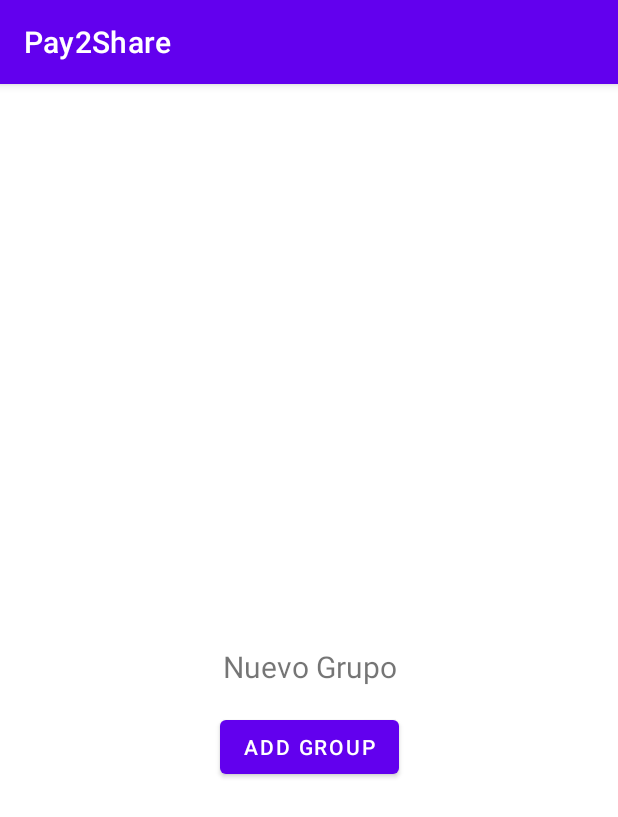
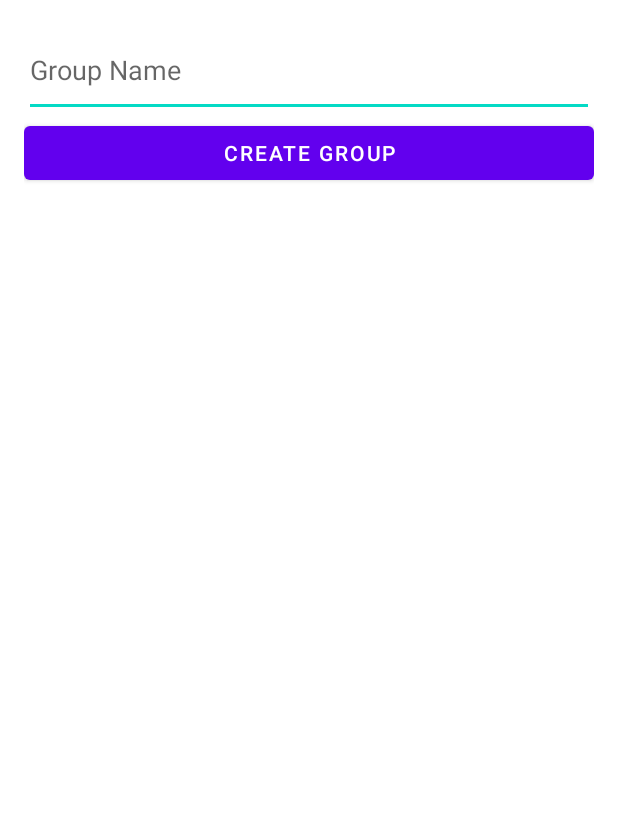
Before and after one commit to rafacm1803/Pay2Share, an Android app: the fragment HomeFragment shown on its own in the app's theme, after a tap on "ADD GROUP", on a phone screen of 412 x 824 dp. Shown: the top 817 px of the screen. Run offline under Robolectric (Android 15) with nearby library versions, the phone set to English and light mode, and no system bars.

Commit message:
crear grupo, pudiendo editar el nombre

```diff
--- a/app/src/main/AndroidManifest.xml
+++ b/app/src/main/AndroidManifest.xml
@@ -35,6 +35,12 @@
             android:theme="@style/Theme.Pay2Share.NoActionBar">
         </activity>
 
+        <activity
+            android:name=".ui.group.CreateGroupActivity"
+            android:exported="true"
+            android:theme="@style/Theme.Pay2Share.NoActionBar">
+        </activity>
+
     </application>
 
 </manifest>
--- /dev/null
+++ b/app/src/main/java/com/pay2share/ui/group/CreateGroupActivity.kt
@@ -0,0 +1,44 @@
+package com.pay2share.ui.group
+
+import android.content.Intent
+import android.os.Bundle
+import android.widget.Button
+import android.widget.EditText
+import androidx.appcompat.app.AppCompatActivity
+import com.pay2share.R
+import com.pay2share.database.DatabaseHelper
+import com.pay2share.data.database.GrupoRepository
+import com.pay2share.data.database.UsuarioRepository
+import com.pay2share.ui.home.HomeFragment
+
+class CreateGroupActivity : AppCompatActivity() {
+
+    private lateinit var grupoRepository: GrupoRepository
+    private lateinit var usuarioRepository: UsuarioRepository
+
+    override fun onCreate(savedInstanceState: Bundle?) {
+        super.onCreate(savedInstanceState)
+        setContentView(R.layout.activity_create_group)
+
+        val dbHelper = DatabaseHelper(this)
+        grupoRepository = GrupoRepository(dbHelper)
+        usuarioRepository = UsuarioRepository(dbHelper)
+
+        val editTextGroupName: EditText = findViewById(R.id.editTextGroupName)
+        val buttonCreateGroup: Button = findViewById(R.id.buttonCreateGroup)
+
+        buttonCreateGroup.setOnClickListener {
+            val groupName = editTextGroupName.text.toString()
+            val sharedPreferences = getSharedPreferences("user_session", MODE_PRIVATE)
+            val userId = sharedPreferences.getInt("user_id", -1)
+
+            if (userId != -1) {
+                val groupId = grupoRepository.crearGrupo(groupName)
+                usuarioRepository.anyadirUsuarioAGrupo(userId, groupId.toInt())
+                val intent = Intent(this, HomeFragment::class.java)
+                startActivity(intent)
+                finish()
+            }
+        }
+    }
+}
--- a/app/src/main/java/com/pay2share/ui/home/HomeFragment.kt
+++ b/app/src/main/java/com/pay2share/ui/home/HomeFragment.kt
@@ -1,6 +1,8 @@
+// filepath: /c:/Users/rafac/Desktop/UNI/EMPOTRADOS/Pay2Share/code/app/src/main/java/com/pay2share/ui/home/HomeFragment.kt
 package com.pay2share.ui.home
 
 import android.content.Context
+import android.content.Intent
 import android.os.Bundle
 import android.view.LayoutInflater
 import android.view.View
@@ -13,6 +15,7 @@ import com.pay2share.databinding.FragmentHomeBinding
 import com.pay2share.database.DatabaseHelper
 import com.pay2share.data.database.GrupoRepository
 import com.pay2share.data.database.UsuarioRepository
+import com.pay2share.ui.group.CreateGroupActivity
 
 class HomeFragment : Fragment() {
 
@@ -45,10 +48,8 @@ class HomeFragment : Fragment() {
 
         val buttonAddGroup: Button = binding.buttonAddGroup
         buttonAddGroup.setOnClickListener {
-            // Añadir un grupo y relacionarlo con el usuario de la sesión
-            val groupId = grupoRepository.crearGrupo("Nuevo Grupo")
-            usuarioRepository.anyadirUsuarioAGrupo(userId, groupId.toInt())
-            homeViewModel.cargarGrupos(userId) // Recargar los grupos
+            val intent = Intent(requireContext(), CreateGroupActivity::class.java)
+            startActivity(intent)
         }
 
         return root
--- /dev/null
+++ b/app/src/main/res/layout/activity_create_group.xml
@@ -0,0 +1,19 @@
+<?xml version="1.0" encoding="utf-8"?>
+<LinearLayout xmlns:android="http://schemas.android.com/apk/res/android"
+    android:layout_width="match_parent"
+    android:layout_height="match_parent"
+    android:orientation="vertical"
+    android:padding="16dp">
+
+    <EditText
+        android:id="@+id/editTextGroupName"
+        android:layout_width="match_parent"
+        android:layout_height="62dp"
+        android:hint="Group Name" />
+
+    <Button
+        android:id="@+id/buttonCreateGroup"
+        android:layout_width="match_parent"
+        android:layout_height="wrap_content"
+        android:text="Create Group" />
+</LinearLayout>
```
